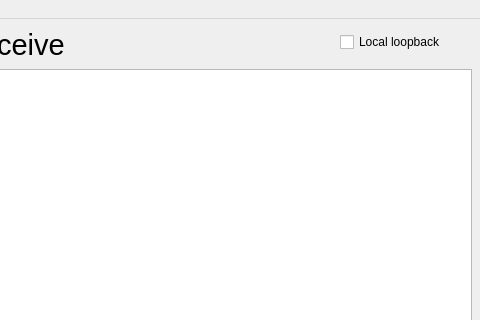
Qt form window.ui (MattCrossley99/P20-Project) before a commit; both pictures show x 580 to 1060 and y 0 to 320 of the 1060 by 580 pixel window.
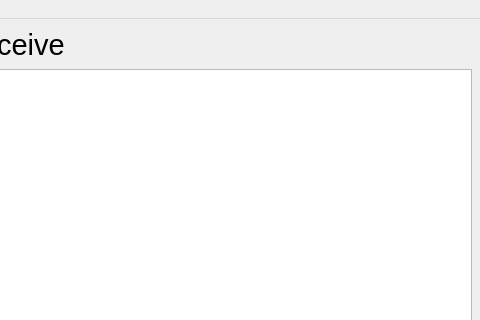
The same form after that commit.

Diff of the .ui file:
```diff
--- a/window.ui
+++ b/window.ui
@@ -274,19 +274,6 @@
      <enum>Qt::Vertical</enum>
     </property>
    </widget>
-   <widget class="QCheckBox" name="cBoxLoop">
-    <property name="geometry">
-     <rect>
-      <x>920</x>
-      <y>10</y>
-      <width>131</width>
-      <height>26</height>
-     </rect>
-    </property>
-    <property name="text">
-     <string>Local loopback</string>
-    </property>
-   </widget>
   </widget>
   <widget class="QMenuBar" name="menuBar">
    <property name="geometry">
```
